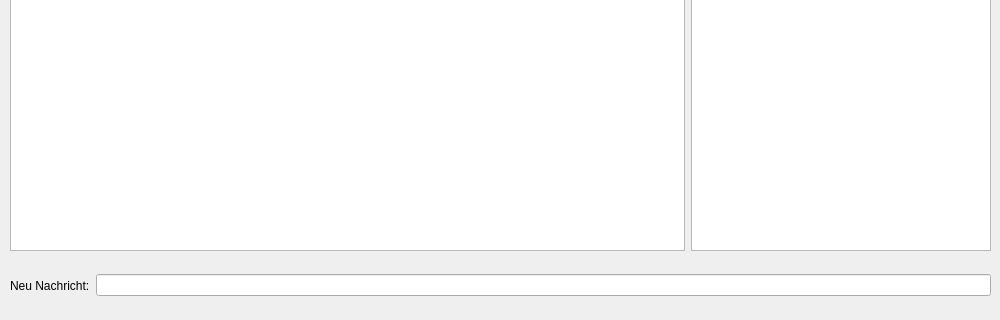
Qt form mainwindow.ui (M4RKUS28/DezChat) before a commit; both pictures show x 0 to 1000 and y 230 to 550 of the 1000 by 550 pixel window.
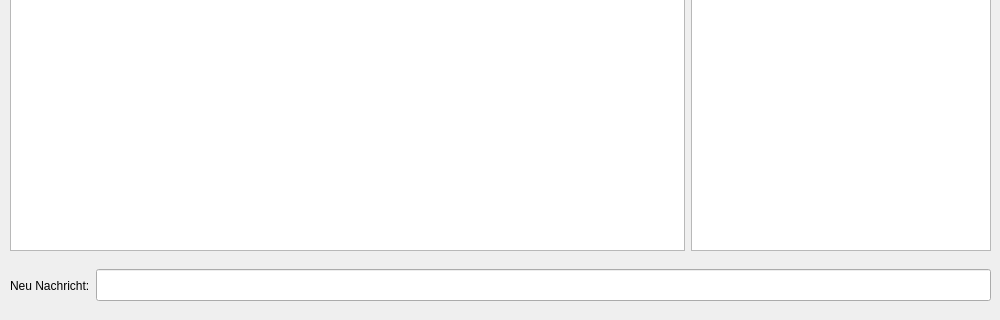
The same form after that commit. Custom widgets are drawn as their Qt base class.

Patch:
```diff
--- a/mainwindow.ui
+++ b/mainwindow.ui
@@ -60,6 +60,12 @@
      </item>
      <item>
       <widget class="QLineEdit" name="inputLine">
+       <property name="minimumSize">
+        <size>
+         <width>0</width>
+         <height>32</height>
+        </size>
+       </property>
        <property name="maxLength">
         <number>32767999</number>
        </property>
```
